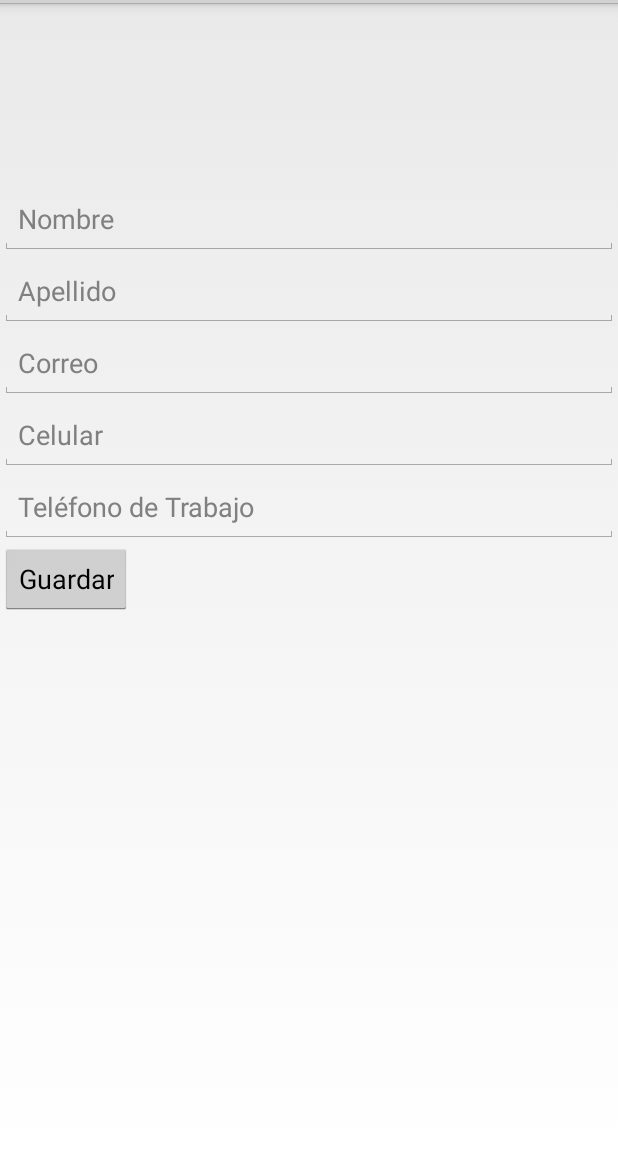
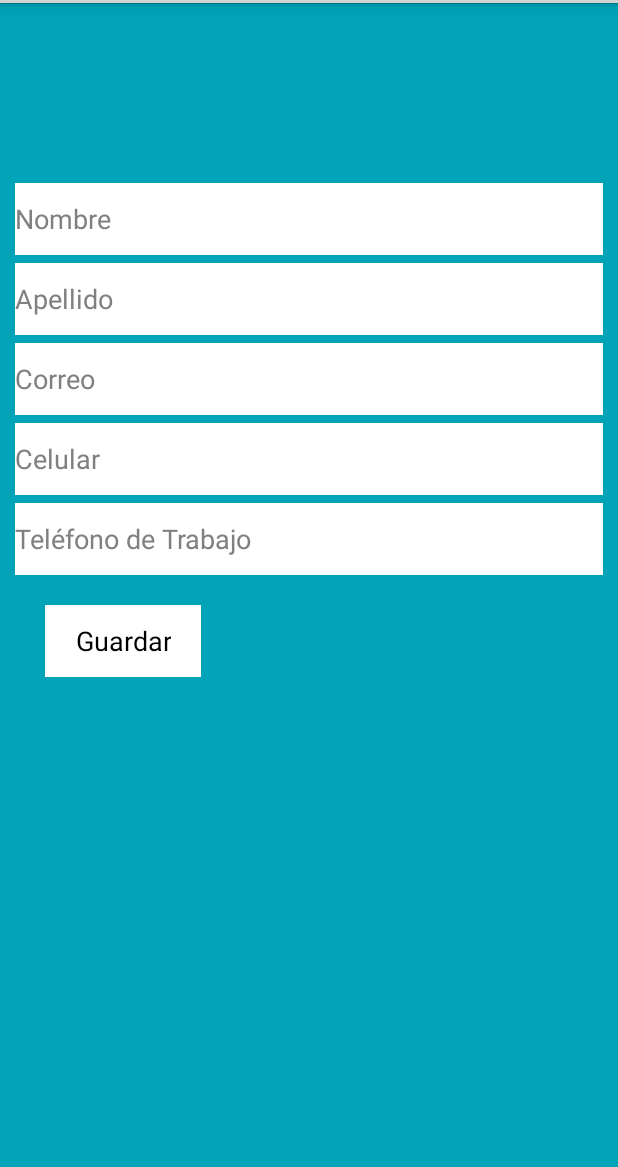
Before and after one commit to caom838/pancho, an Android app: the layout activity_my_account.xml on its own in the app's theme, with its tools: preview values and no code run, on a phone screen of 412 x 824 dp, the part 69-1236 px from its top. Run offline under Robolectric (Android 15) with nearby library versions, the phone set to English and light mode, and no system bars.

Commit message:
ajuste de diseño my_account

```diff
--- a/AndroidStudioProjects/AseaApp1/app/src/main/java/com/s2c/android/asea/aseaapp1/MyAccount.java
+++ b/AndroidStudioProjects/AseaApp1/app/src/main/java/com/s2c/android/asea/aseaapp1/MyAccount.java
@@ -1,11 +1,12 @@
 package com.s2c.android.asea.aseaapp1;
 
+import android.app.Activity;
 import android.support.v7.app.AppCompatActivity;
 import android.os.Bundle;
 import android.view.Menu;
 import android.view.MenuItem;
 
-public class MyAccount extends AppCompatActivity {
+public class MyAccount extends Activity {
 
     @Override
     protected void onCreate(Bundle savedInstanceState) {
--- a/AndroidStudioProjects/AseaApp1/app/src/main/res/layout/activity_my_account.xml
+++ b/AndroidStudioProjects/AseaApp1/app/src/main/res/layout/activity_my_account.xml
@@ -1,7 +1,10 @@
 <LinearLayout xmlns:android="http://schemas.android.com/apk/res/android"
 android:layout_width="match_parent"
 android:layout_height="match_parent"
-android:orientation="vertical">
+android:orientation="vertical"
+    android:background="@color/my_account_dark"
+    android:paddingLeft="10dp"
+    android:paddingRight="10dp">
 <ImageView
     android:layout_width="wrap_content"
     android:layout_height="wrap_content"
@@ -23,7 +26,8 @@ android:orientation="vertical">
         android:minHeight="?android:attr/actionBarSize"
         android:paddingBottom="@dimen/spacing_micro"
         android:paddingTop="@dimen/spacing_micro"
-        android:textSize="@dimen/size_edit_text" />
+        android:textSize="@dimen/size_edit_text"
+        android:background="@color/white" />
 
     <EditText
         android:id="@+id/last_name"
@@ -35,7 +39,9 @@ android:orientation="vertical">
         android:minHeight="?android:attr/actionBarSize"
         android:paddingBottom="@dimen/spacing_micro"
         android:paddingTop="@dimen/spacing_micro"
-        android:textSize="@dimen/size_edit_text" />
+        android:textSize="@dimen/size_edit_text"
+        android:background="@color/white"
+        android:layout_marginTop="5dp" />
 
     <EditText
         android:id="@+id/emailUser"
@@ -47,7 +53,9 @@ android:orientation="vertical">
         android:minHeight="?android:attr/actionBarSize"
         android:paddingBottom="@dimen/spacing_micro"
         android:paddingTop="@dimen/spacing_micro"
-        android:textSize="@dimen/size_edit_text" />
+        android:textSize="@dimen/size_edit_text"
+        android:background="@color/white"
+        android:layout_marginTop="5dp" />
 
     <EditText
         android:id="@+id/phoneUser"
@@ -59,7 +67,9 @@ android:orientation="vertical">
         android:minHeight="?android:attr/actionBarSize"
         android:paddingBottom="@dimen/spacing_micro"
         android:paddingTop="@dimen/spacing_micro"
-        android:textSize="@dimen/size_edit_text" />
+        android:textSize="@dimen/size_edit_text"
+        android:background="@color/white"
+        android:layout_marginTop="5dp" />
 
     <EditText
         android:id="@+id/phoneWorkUser"
@@ -71,13 +81,20 @@ android:orientation="vertical">
         android:minHeight="?android:attr/actionBarSize"
         android:paddingBottom="@dimen/spacing_micro"
         android:paddingTop="@dimen/spacing_micro"
-        android:textSize="@dimen/size_edit_text" />
+        android:textSize="@dimen/size_edit_text"
+        android:background="@color/white"
+        android:layout_marginTop="5dp" />
 
     <Button
         android:layout_width="wrap_content"
         android:layout_height="wrap_content"
         android:text="@string/txtSaveProfile"
-        android:id="@+id/btnSaveProfile" />
+        android:id="@+id/btnSaveProfile"
+        android:layout_marginTop="20dp"
+        android:background="@color/white"
+        android:layout_marginLeft="20dp"
+        android:paddingLeft="20dp"
+        android:paddingRight="20dp" />
 
 
 </LinearLayout>
```
Also changed, not shown: AndroidStudioProjects/AseaApp1/app/src/main/java/com/s2c/android/asea/helper/SQLiteHandler.java (+12 -0 lines), AndroidStudioProjects/AseaApp1/app/src/main/res/layout/activity_register.xml (+4 -4 lines), AndroidStudioProjects/AseaApp1/app/src/main/res/values/colors.xml (+7 -0 lines).
